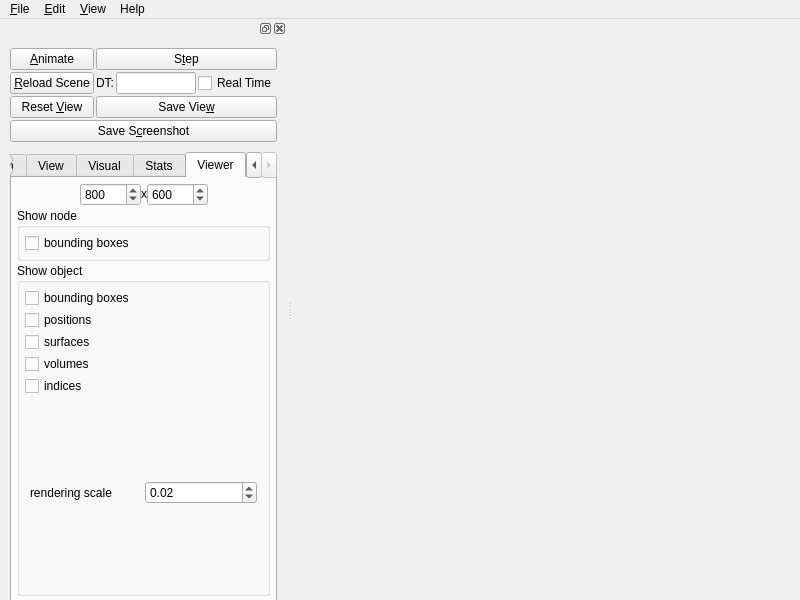
This is src/sofa/qt/GUI.ui in CRIStAL-PADR/Sofa.Qt as Qt 5 draws it before an edit. The edited form follows.
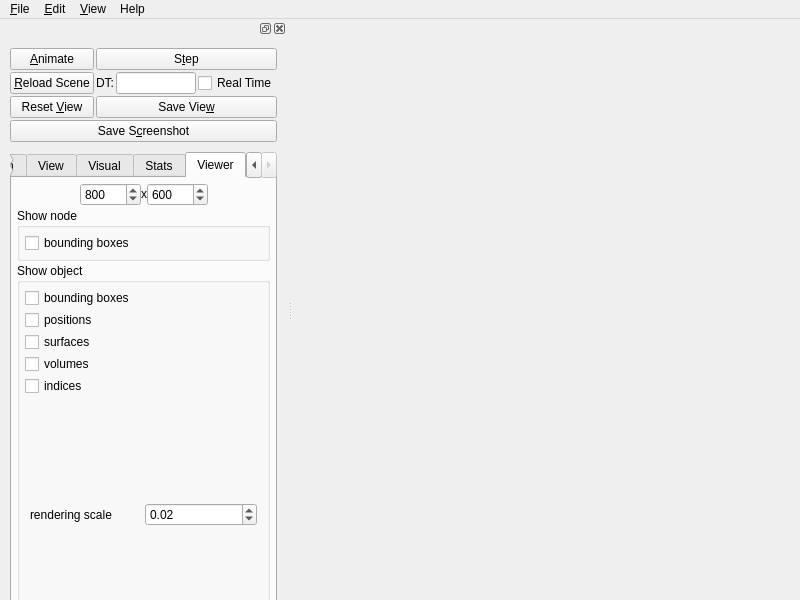
This is the edited form. Icons and pictures are not drawn.

The edit to the form file:
```diff
--- a/src/sofa/qt/GUI.ui
+++ b/src/sofa/qt/GUI.ui
@@ -128,7 +128,7 @@
    <property name="minimumSize">
     <size>
      <width>200</width>
-     <height>594</height>
+     <height>637</height>
     </size>
    </property>
    <attribute name="dockWidgetArea">
@@ -154,11 +154,17 @@
         <bool>true</bool>
        </property>
        <property name="sizePolicy">
-        <sizepolicy hsizetype="Expanding" vsizetype="Expanding">
+        <sizepolicy hsizetype="Expanding" vsizetype="MinimumExpanding">
          <horstretch>0</horstretch>
          <verstretch>0</verstretch>
         </sizepolicy>
        </property>
+       <property name="minimumSize">
+        <size>
+         <width>0</width>
+         <height>400</height>
+        </size>
+       </property>
        <layout class="QVBoxLayout" name="_13">
         <property name="sizeConstraint">
          <enum>QLayout::SetNoConstraint</enum>
```
Left out of the diff: 3 changed lines with no effect on the pictures.
